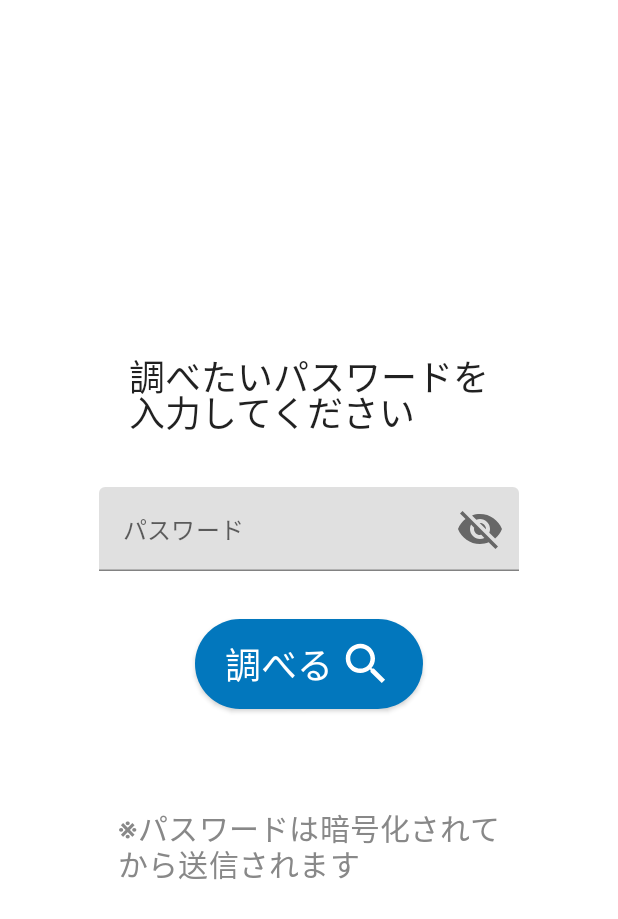
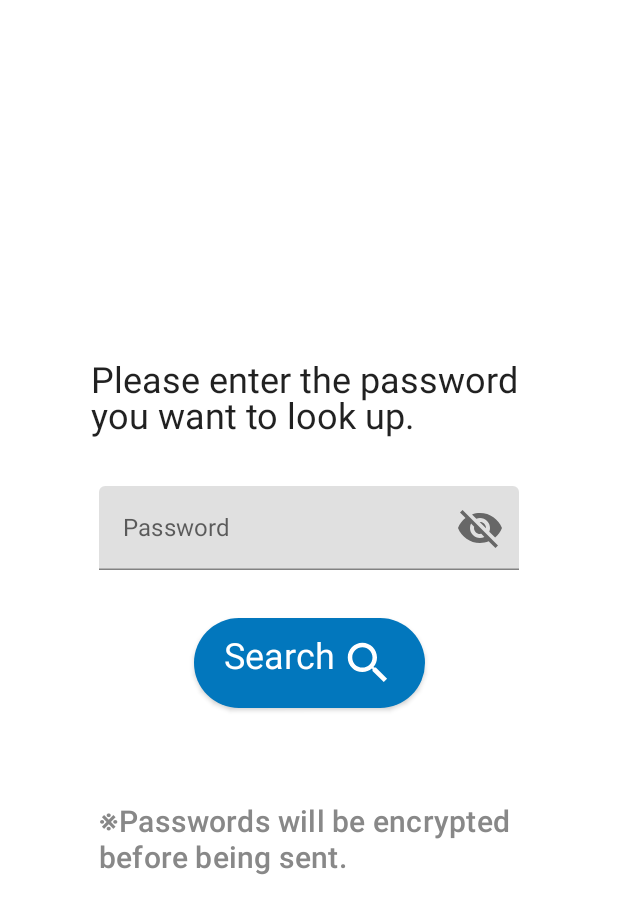
Before and after one commit to momomomo111/LeakCheckerAndroid, an Android app built with Jetpack Compose: the screen it shows after launch (MainActivity), on a phone screen of 412 x 824 dp. Shown: the top 919 px of the screen. Run offline under Robolectric (Android 15) with nearby library versions, the phone set to English and light mode, and no system bars.

Commit message:
[update] English language support
英語の言語対応

```diff
--- a/app/src/main/res/values/strings.xml
+++ b/app/src/main/res/values/strings.xml
@@ -1,13 +1,14 @@
+<?xml version="1.0" encoding="utf-8"?>
 <resources>
-    <string name="app_name">漏洩チェック</string>
-    <string name="leak_num">件</string>
-    <string name="detecting_threats">の脅威が発見されました</string>
-    <string name="communication_error_messages">通信状況を確認してください</string>
-    <string name="pass_error_msg">パスワードが入力されていません</string>
-    <string name="search">調べる</string>
-    <string name="search_pass_input_msg">調べたいパスワードを\n入力してください</string>
-    <string name="pass_encryption_msg">※パスワードは暗号化されて\nから送信されます</string>
-    <string name="password">パスワード</string>
-    <string name="leak_not_found">脅威は見つかりませんでした</string>
-    <string name="searching_now">検索中...</string>
+    <string name="app_name">Leak Check</string>
+    <string name="leak_num" />
+    <string name="detecting_threats">threats have been discovered.</string>
+    <string name="communication_error_messages">Please check the communication status.</string>
+    <string name="pass_error_msg">Password is not entered.</string>
+    <string name="search">Search</string>
+    <string name="search_pass_input_msg">Please enter the password \nyou want to look up.</string>
+    <string name="pass_encryption_msg">※Passwords will be encrypted \nbefore being sent.</string>
+    <string name="password">Password</string>
+    <string name="leak_not_found">No threats found.</string>
+    <string name="searching_now">Searching…</string>
 </resources>
```
Also changed, not shown: 1 other file.
